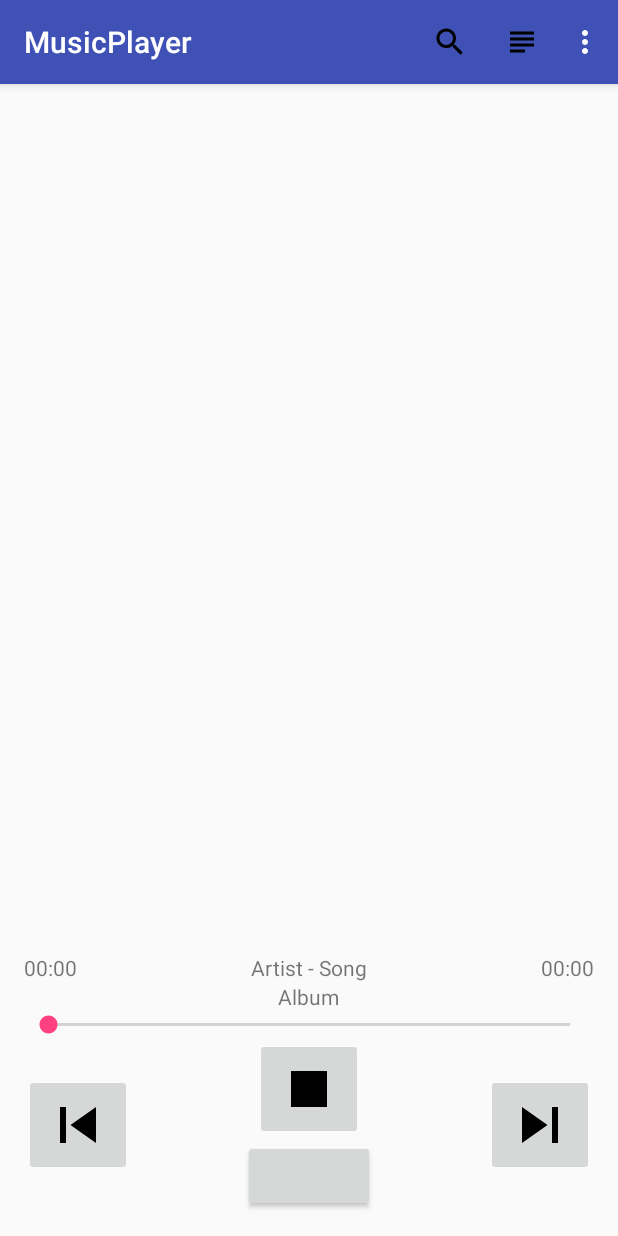
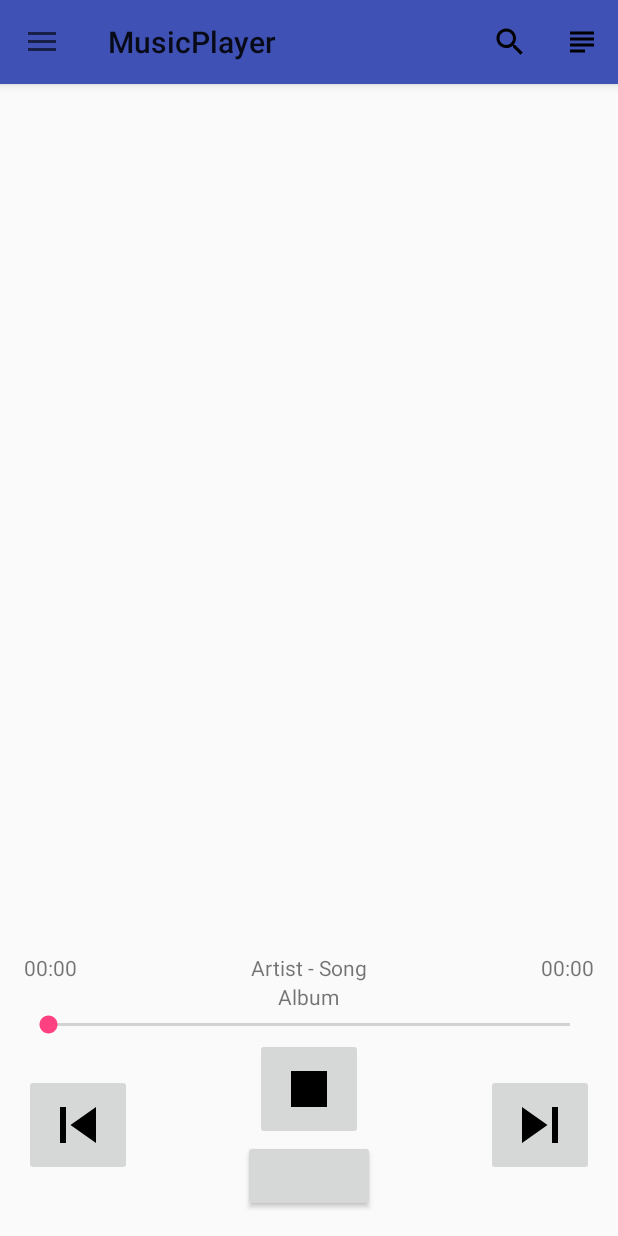
Before and after one commit to LanShunoda/MusicPlayer, an Android app: the screen it shows after launch (MainActivity), on a phone screen of 412 x 824 dp. Run offline under Robolectric (Android 15) with nearby library versions, the phone set to English and light mode, and no system bars; libraries missing offline, so code that uses them is left out: com.wnafee.vector; plain views replace MorphButton; 9 statements that could not run were skipped.

Commit message:
added navigation drawer

```diff
--- a/app/build.gradle
+++ b/app/build.gradle
@@ -26,5 +26,6 @@ dependencies {
     compile 'com.android.support:appcompat-v7:24.1.1'
     compile 'com.android.support:support-vector-drawable:24.1.1'
     compile 'com.android.support:animated-vector-drawable:24.1.1'
+    compile 'com.android.support:design:24.1.1'
     compile 'com.wnafee:vector-compat:1.0.5'
 }
--- a/app/src/main/java/com/plorial/musicplayer/ui/activities/MainActivity.java
+++ b/app/src/main/java/com/plorial/musicplayer/ui/activities/MainActivity.java
@@ -8,33 +8,51 @@ import android.content.Intent;
 import android.content.ServiceConnection;
 import android.os.Bundle;
 import android.os.IBinder;
+import android.support.design.widget.NavigationView;
+import android.support.v4.view.GravityCompat;
+import android.support.v4.widget.DrawerLayout;
+import android.support.v7.app.ActionBarDrawerToggle;
 import android.support.v7.app.AppCompatActivity;
+import android.support.v7.widget.Toolbar;
 import android.util.Log;
+import android.view.MenuItem;
 
-import com.plorial.musicplayer.servises.BackgroundAudioService;
 import com.plorial.musicplayer.MVP_Main;
 import com.plorial.musicplayer.R;
 import com.plorial.musicplayer.presenter.Presenter;
+import com.plorial.musicplayer.servises.BackgroundAudioService;
+import com.plorial.musicplayer.ui.fragments.SongsListFragment;
 
-public class MainActivity extends AppCompatActivity implements MVP_Main.RequiredViewOps{
+public class MainActivity extends AppCompatActivity implements MVP_Main.RequiredViewOps, NavigationView.OnNavigationItemSelectedListener {
 
     private final static String TAG = MainActivity.class.getSimpleName();
 
     private Presenter presenter;
     private boolean bound = false;
     private MVP_Main.ProvidedModelOps serviceConnection;
-
+    private DrawerLayout drawerLayout;
+    private ActionBarDrawerToggle drawerToggle;
     private Fragment[] requredFragmentOps;
 
 
     @Override
     protected void onCreate(Bundle savedInstanceState) {
         super.onCreate(savedInstanceState);
-        setContentView(R.layout.activity_main);
+        setContentView(R.layout.navigation_drawer);
+
         FragmentManager fragmentManager = getFragmentManager();
         requredFragmentOps = new Fragment[2];
         requredFragmentOps[0] = fragmentManager.findFragmentById(R.id.fragment_list);
         requredFragmentOps[1] = fragmentManager.findFragmentById(R.id.fragment_controls);
+
+        drawerLayout = (DrawerLayout) findViewById(R.id.drawer_layout);
+        Toolbar toolbar = (Toolbar) findViewById(R.id.toolbar);
+        setSupportActionBar(toolbar);
+        drawerToggle = new ActionBarDrawerToggle(this, drawerLayout,toolbar, R.string.drawer_open, R.string.drawer_close);
+        drawerLayout.setDrawerListener(drawerToggle);
+        drawerToggle.syncState();
+        NavigationView navigationView = (NavigationView) findViewById(R.id.nav_view);
+        navigationView.setNavigationItemSelectedListener(this);
     }
 
     @Override
@@ -98,4 +116,27 @@ public class MainActivity extends AppCompatActivity implements MVP_Main.Required
             bound = false;
         }
     }
+
+    @Override
+    public boolean onNavigationItemSelected(MenuItem item) {
+        int id = item.getItemId();
+        switch (id){
+            case R.id.openFolder:
+                presenter.startFileExplorerActivity(SongsListFragment.REQUEST_PATH, requredFragmentOps[0]);
+                break;
+        }
+        DrawerLayout drawer = (DrawerLayout) findViewById(R.id.drawer_layout);
+        drawer.closeDrawer(GravityCompat.START);
+        return true;
+    }
+
+    @Override
+    public void onBackPressed() {
+        DrawerLayout drawer = (DrawerLayout) findViewById(R.id.drawer_layout);
+        if (drawer.isDrawerOpen(GravityCompat.START)) {
+            drawer.closeDrawer(GravityCompat.START);
+        } else {
+            super.onBackPressed();
+        }
+    }
 }
--- a/app/src/main/java/com/plorial/musicplayer/ui/fragments/SongsListFragment.java
+++ b/app/src/main/java/com/plorial/musicplayer/ui/fragments/SongsListFragment.java
@@ -34,7 +34,7 @@ public class SongsListFragment extends Fragment implements AdapterView.OnItemCli
 
     private static final String TAG = SongsListFragment.class.getSimpleName();
 
-    private static final int REQUEST_PATH = 1;
+    public static final int REQUEST_PATH = 1;
 
     private MVP_Main.ProvidedPresenterPlaylist presenter;
 
@@ -60,7 +60,7 @@ public class SongsListFragment extends Fragment implements AdapterView.OnItemCli
     @Override
     public void onViewCreated(View view, Bundle savedInstanceState) {
         super.onViewCreated(view, savedInstanceState);
-        listView = (ListView) view.findViewById(R.id.listView);
+        listView = (ListView) view.findViewById(R.id.songsList);
         adapter = new SongsArrayAdapter(getActivity(), R.layout.songs_list_item);
         listView.setAdapter(adapter);
         listView.setOnItemClickListener(this);
@@ -142,9 +142,6 @@ public class SongsListFragment extends Fragment implements AdapterView.OnItemCli
                 if (item.isChecked()) item.setChecked(false);
                 else item.setChecked(true);
                 break;
-            case R.id.openFolder:
-                presenter.startFileExplorerActivity(REQUEST_PATH, this);
-                break;
             default:
                 return super.onOptionsItemSelected(item);
         }
--- /dev/null
+++ b/app/src/main/res/drawable/ic_compare_arrows_black_24dp.xml
@@ -0,0 +1,9 @@
+<vector xmlns:android="http://schemas.android.com/apk/res/android"
+        android:width="24dp"
+        android:height="24dp"
+        android:viewportWidth="24.0"
+        android:viewportHeight="24.0">
+    <path
+        android:fillColor="#FF000000"
+        android:pathData="M9.01,14L2,14v2h7.01v3L13,15l-3.99,-4v3zM14.99,13v-3L22,10L22,8h-7.01L14.99,5L11,9l3.99,4z"/>
+</vector>
--- a/app/src/main/res/layout/activity_main.xml
+++ b/app/src/main/res/layout/activity_main.xml
@@ -7,6 +7,7 @@
     android:paddingLeft="@dimen/activity_horizontal_margin"
     android:paddingRight="@dimen/activity_horizontal_margin"
     android:paddingTop="@dimen/activity_vertical_margin"
+    android:layout_marginTop="?android:attr/actionBarSize"
     tools:context=".ui.activities.MainActivity">
 
     <fragment
--- /dev/null
+++ b/app/src/main/res/layout/app_bar_nav_drawer.xml
@@ -0,0 +1,27 @@
+<?xml version="1.0" encoding="utf-8"?>
+<android.support.design.widget.CoordinatorLayout xmlns:android="http://schemas.android.com/apk/res/android"
+    xmlns:app="http://schemas.android.com/apk/res-auto"
+    xmlns:tools="http://schemas.android.com/tools"
+    android:layout_width="match_parent"
+    android:layout_height="match_parent"
+    android:fitsSystemWindows="true"
+    tools:context=".ui.activities.MainActivity">
+
+    <android.support.design.widget.AppBarLayout
+        android:layout_width="match_parent"
+        android:layout_height="wrap_content"
+        >
+
+        <android.support.v7.widget.Toolbar
+            android:id="@+id/toolbar"
+            android:layout_width="match_parent"
+            android:layout_height="?attr/actionBarSize"
+            android:background="?attr/colorPrimary"
+             />
+
+    </android.support.design.widget.AppBarLayout>
+
+    <include
+        layout="@layout/activity_main" />
+
+</android.support.design.widget.CoordinatorLayout>
--- /dev/null
+++ b/app/src/main/res/layout/navigation_drawer.xml
@@ -0,0 +1,19 @@
+<android.support.v4.widget.DrawerLayout xmlns:android="http://schemas.android.com/apk/res/android"
+    xmlns:app="http://schemas.android.com/apk/res-auto"
+    xmlns:tools="http://schemas.android.com/tools"
+    android:id="@+id/drawer_layout"
+    android:layout_width="match_parent"
+    android:layout_height="match_parent"
+    android:fitsSystemWindows="true"
+    tools:openDrawer="start">
+    <!-- The main content view -->
+    <include layout="@layout/app_bar_nav_drawer"></include>
+    <!-- The navigation drawer -->
+    <android.support.design.widget.NavigationView
+        android:id="@+id/nav_view"
+        android:layout_width="wrap_content"
+        android:layout_height="match_parent"
+        android:layout_gravity="start"
+        android:fitsSystemWindows="true"
+        app:menu="@menu/activity_navigation_drawer" />
+</android.support.v4.widget.DrawerLayout>
--- a/app/src/main/res/layout/songs_list_fragment.xml
+++ b/app/src/main/res/layout/songs_list_fragment.xml
@@ -6,5 +6,5 @@
     <ListView
         android:layout_width="match_parent"
         android:layout_height="wrap_content"
-        android:id="@+id/listView" />
+        android:id="@+id/songsList" />
 </LinearLayout>
--- /dev/null
+++ b/app/src/main/res/menu/activity_navigation_drawer.xml
@@ -0,0 +1,12 @@
+<?xml version="1.0" encoding="utf-8"?>
+<menu xmlns:android="http://schemas.android.com/apk/res/android"
+    xmlns:app="http://schemas.android.com/apk/res-auto">
+    <group>
+        <item
+            android:id="@+id/openFolder"
+            android:title="Open folder"
+            android:icon="@drawable/ic_create_new_folder_black_36dp"
+            ></item>
+
+    </group>
+</menu>
--- a/app/src/main/res/menu/options_menu.xml
+++ b/app/src/main/res/menu/options_menu.xml
@@ -24,12 +24,4 @@
             </group>
         </menu>
     </item>
-
-    <item
-        android:id="@+id/openFolder"
-        android:title="Open folder"
-        app:showAsAction="never"
-        android:icon="@drawable/ic_create_new_folder_black_36dp"
-        ></item>
-
 </menu>
--- a/app/src/main/res/values/strings.xml
+++ b/app/src/main/res/values/strings.xml
@@ -1,4 +1,6 @@
 <resources>
     <string name="app_name">MusicPlayer</string>
     <string name="search_title">Search</string>
+    <string name="drawer_open">Open</string>
+    <string name="drawer_close">Close</string>
 </resources>
--- a/app/src/main/res/values/styles.xml
+++ b/app/src/main/res/values/styles.xml
@@ -1,7 +1,7 @@
 <resources>
 
     <!-- Base application theme. -->
-    <style name="AppTheme" parent="Theme.AppCompat.Light.DarkActionBar">
+    <style name="AppTheme" parent="Theme.AppCompat.Light.NoActionBar">
         <!-- Customize your theme here. -->
         <item name="colorPrimary">@color/colorPrimary</item>
         <item name="colorPrimaryDark">@color/colorPrimaryDark</item>
```
